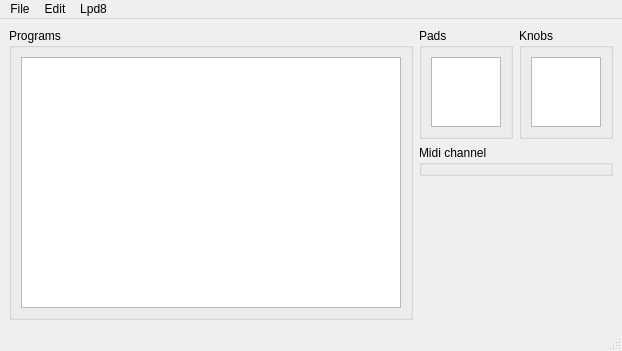
charlesfleche/lpd8editor, file src/mainwindow.ui: the form before one commit.
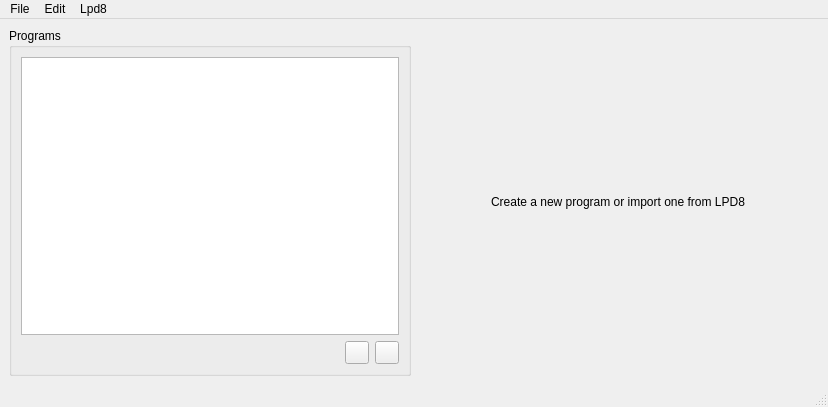
The form after the commit. The open tabs and pages were chosen to show the change. Icons and pictures are not drawn.

Commit message: Add delete / create programs buttons and widgets stack

Diff of the .ui file:
```diff
--- a/src/mainwindow.ui
+++ b/src/mainwindow.ui
@@ -6,8 +6,8 @@
    <rect>
     <x>0</x>
     <y>0</y>
-    <width>622</width>
-    <height>351</height>
+    <width>828</width>
+    <height>407</height>
    </rect>
   </property>
   <property name="windowTitle">
@@ -26,7 +26,7 @@
       <property name="flat">
        <bool>true</bool>
       </property>
-      <layout class="QHBoxLayout" name="horizontalLayout_2">
+      <layout class="QVBoxLayout" name="verticalLayout_3">
        <item>
         <widget class="QListView" name="programsView">
          <property name="sizePolicy">
@@ -37,10 +37,60 @@
          </property>
         </widget>
        </item>
-      </layout>
+       <item>
+        <layout class="QHBoxLayout" name="horizontalLayout_2">
+         <item>
+          <spacer name="horizontalSpacer">
+           <property name="orientation">
+            <enum>Qt::Horizontal</enum>
+           </property>
+           <property name="sizeHint" stdset="0">
+            <size>
+             <width>40</width>
+             <height>20</height>
+            </size>
+           </property>
+          </spacer>
+         </item>
+         <item>
+          <widget class="QToolButton" name="deleteProgramButton">
+           <property name="text">
+            <string/>
+           </property>
+          </widget>
+         </item>
+         <item>
+          <widget class="QToolButton" name="newProgramButton">
+           <property name="text">
+            <string/>
+           </property>
+          </widget>
+         </item>
+        </layout>
+       </item>
+      </layout>
      </widget>
     </item>
     <item>
+     <widget class="QStackedWidget" name="stackedWidget">
+      <property name="currentIndex">
+       <number>1</number>
+      </property>
+      <widget class="QWidget" name="pageDefault">
+       <layout class="QVBoxLayout" name="verticalLayout_4">
+        <item>
+         <widget class="QLabel" name="labelDefault">
+          <property name="text">
+           <string>Create a new program or import one from LPD8</string>
+          </property>
+          <property name="alignment">
+           <set>Qt::AlignCenter</set>
+          </property>
+         </widget>
+        </item>
+       </layout>
+      </widget>
+      <widget class="QWidget" name="pageEditor">
      <layout class="QGridLayout" name="gridLayout">
       <item row="0" column="0">
        <widget class="QGroupBox" name="groupBoxPads">
@@ -128,12 +178,14 @@
         <property name="sizeHint" stdset="0">
          <size>
           <width>20</width>
-          <height>40</height>
+            <height>440</height>
          </size>
         </property>
        </spacer>
       </item>
      </layout>
+      </widget>
+     </widget>
     </item>
    </layout>
   </widget>
@@ -142,8 +194,8 @@
     <rect>
      <x>0</x>
      <y>0</y>
-     <width>622</width>
-     <height>33</height>
+     <width>828</width>
+     <height>35</height>
     </rect>
    </property>
    <widget class="QMenu" name="menuFile">
```
Left out of the diff: 6 changed lines with no effect on the pictures. Lines whose indentation alone changed are shown as unchanged.
